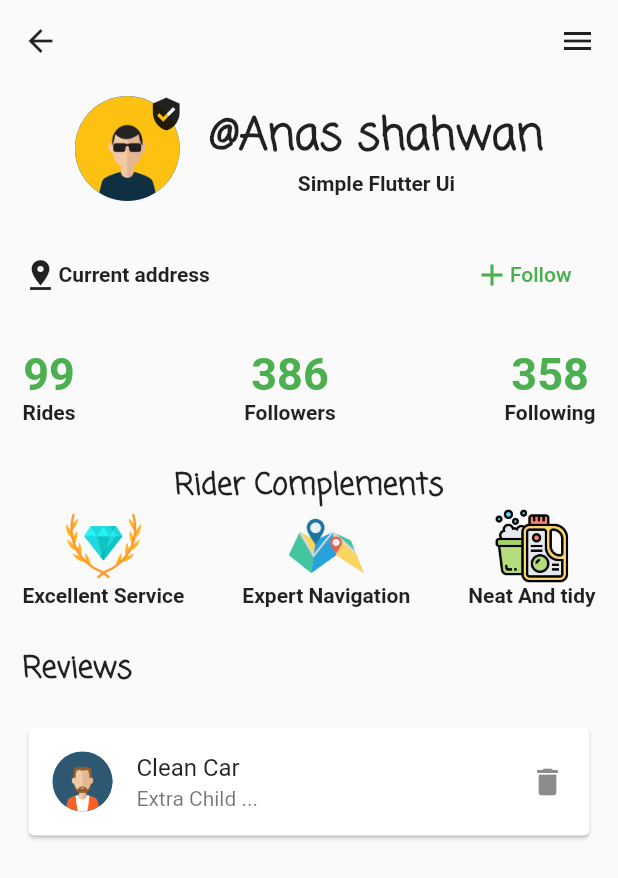
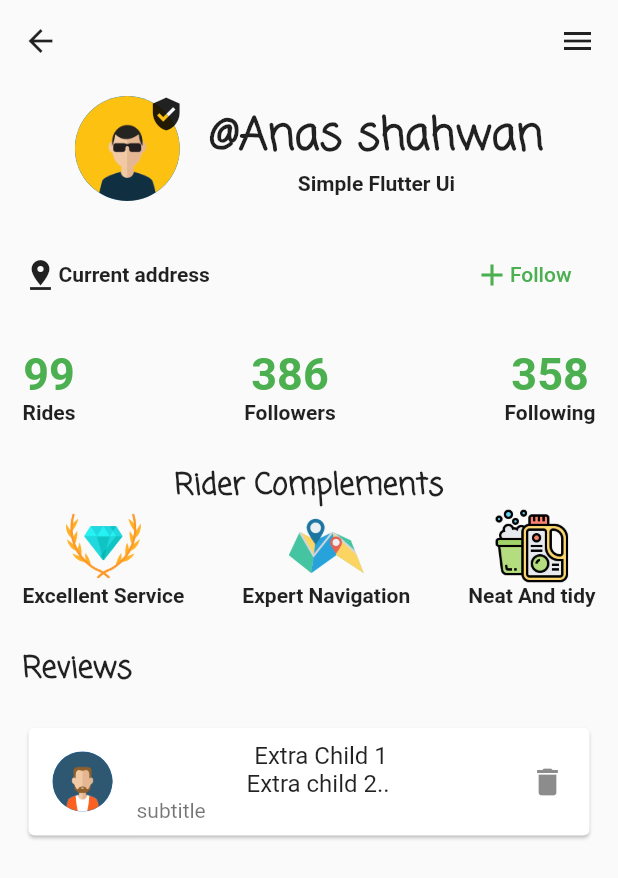
Before and after one commit to anasshahwan/Flutter_youtube_Course, a Flutter app: the screen it shows after launch, after a tap on the "delete" icon, on a phone screen of 412 x 824 dp. Shown: the top 878 px of the screen. Run offline on Flutter 3.47's test engine with Material 2 defaults, Android fonts, the phone set to English and light mode, and no system bars.

Commit message:
pass children and statefulWidget

```diff
--- a/flutter_youtube_course/lib/main.dart
+++ b/flutter_youtube_course/lib/main.dart
@@ -252,7 +252,7 @@ class _MyAppState extends State<MyApp> {
                     myComments.remove(comment);
                     print("Deleted");
                     setState(() {});
-                  },child: Text("Extra Child ..."),);
+                  },child1: Text("Extra Child 1"),child2: Text('Extra child 2.. '),);
                 }).toList(),)
               ],
             ),
@@ -264,27 +264,35 @@ class _MyAppState extends State<MyApp> {
 }
 
 
-class commentsCardWidget extends StatelessWidget {
+class commentsCardWidget extends StatefulWidget {
 
   final Comment comment;
   final Function onClick;
-  final Widget child;
+  final Widget child1;
+  final Widget child2;
 
-  commentsCardWidget({this.comment,this.onClick,this.child});
+  commentsCardWidget({this.comment,this.onClick,this.child1,this.child2});
 
+  @override
+  _commentsCardWidgetState createState() => _commentsCardWidgetState();
+}
 
+class _commentsCardWidgetState extends State<commentsCardWidget> {
   @override
   Widget build(BuildContext context) {
     return Card(
       child: ListTile(
         leading: CircleAvatar(
-          backgroundImage: AssetImage(comment.image_url),
+          backgroundImage: AssetImage(widget.comment.image_url),
           maxRadius: 20,
         ),
-        title: Text(comment.title),
-        subtitle: child,
+        title: Column(children: <Widget>[
+          widget.child1,
+          widget.child2
+        ],),
+        subtitle: Text('subtitle'),
         trailing: GestureDetector(
-            onTap: onClick,
+            onTap: widget.onClick,
             child: Icon(Icons.delete)),
       ),
     );
```
